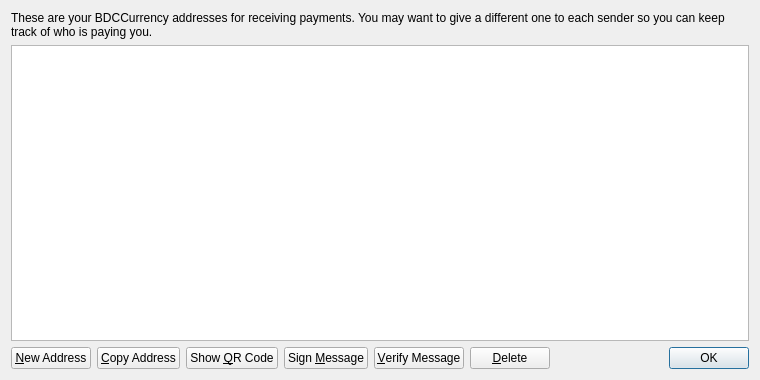
This is src/qt/forms/addressbookpage.ui in bdcctech/bdcc as Qt 5 draws it before an edit. The edited form follows.
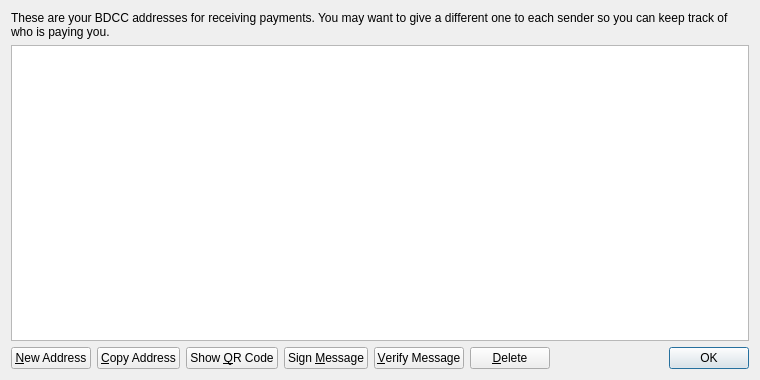
This is the edited form.

What changed in the file:
```diff
--- a/src/qt/forms/addressbookpage.ui
+++ b/src/qt/forms/addressbookpage.ui
@@ -17,7 +17,7 @@
    <item>
     <widget class="QLabel" name="labelExplanation">
      <property name="text">
-      <string>These are your BDCCurrency addresses for receiving payments. You may want to give a different one to each sender so you can keep track of who is paying you.</string>
+      <string>These are your BDCC addresses for receiving payments. You may want to give a different one to each sender so you can keep track of who is paying you.</string>
      </property>
      <property name="textFormat">
       <enum>Qt::PlainText</enum>
```
Left out of the diff: 4 changed lines with no effect on the pictures.
